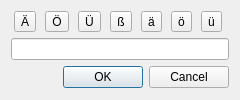
Qt form editnoundialog.ui (lawand/gngt) before a commit.
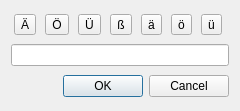
The same form after that commit.

Diff of the .ui file:
```diff
--- a/editnoundialog.ui
+++ b/editnoundialog.ui
@@ -7,15 +7,9 @@
     <x>0</x>
     <y>0</y>
     <width>240</width>
-    <height>100</height>
+    <height>111</height>
    </rect>
   </property>
-  <property name="maximumSize">
-   <size>
-    <width>16777215</width>
-    <height>100</height>
-   </size>
-  </property>
   <property name="windowTitle">
    <string>Edit Noun</string>
   </property>
```
